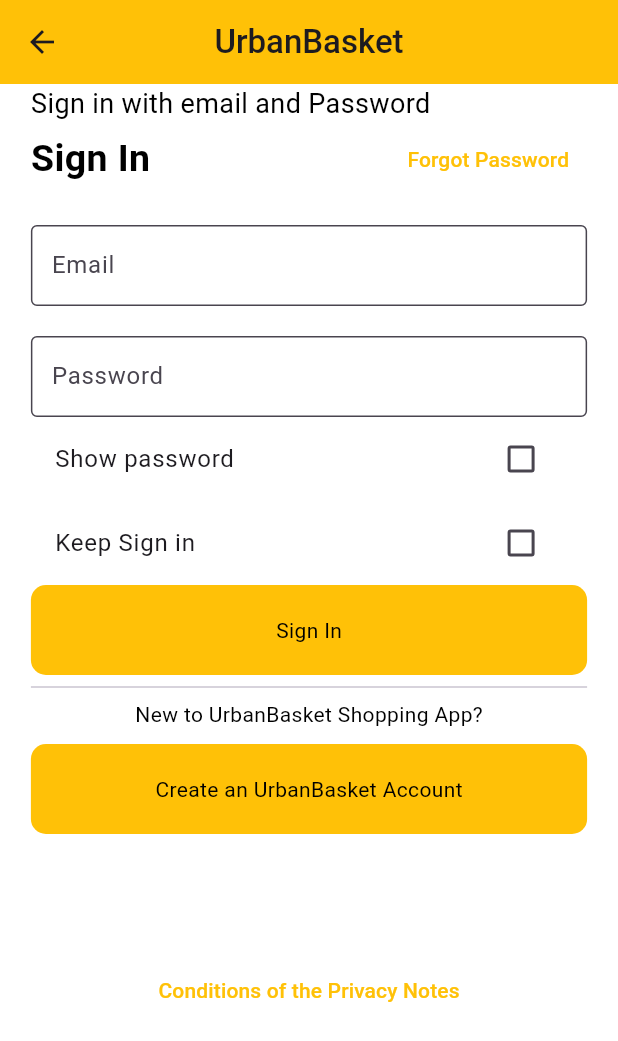
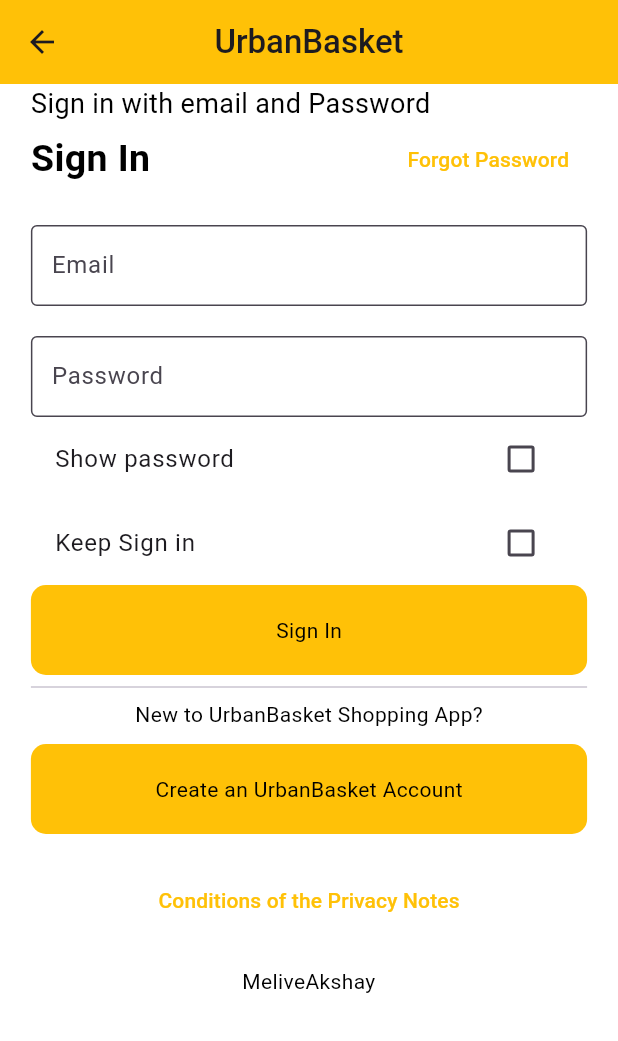
Before and after one commit to AkshayMobileApplicationEngineer/ShopingFlutterApp, a Flutter app: the AuthScreen screen opened by its route, on a phone screen of 412 x 824 dp. Shown: the top 1041 px of the screen. Run offline on Flutter 3.47's test engine with Material 3 defaults, Android fonts, the phone set to English and light mode, and no system bars.

Commit message:
auth screen created a small part

```diff
--- a/lib/view/authScreen.dart
+++ b/lib/view/authScreen.dart
@@ -61,23 +61,16 @@ class _AuthScreenState extends State<AuthScreen> {
                     ],
                   ),
                   const SizedBox(height: 20),
-                  TextField(
+                  _buildTextField(
                     controller: emailController,
-                    decoration: const InputDecoration(
-                      labelText: 'Email',
-                      border: OutlineInputBorder(),
-                    ),
-                    textAlign: TextAlign.center,
-                    keyboardType: TextInputType.emailAddress,
+                    label: 'Email',
+                    isPassword: false,
                   ),
                   const SizedBox(height: 20),
-                  TextField(
+                  _buildTextField(
                     controller: passwordController,
-                    decoration: const InputDecoration(
-                      labelText: 'Password',
-                      border: OutlineInputBorder(),
-                    ),
-                    textAlign: TextAlign.center,
+                    label: 'Password',
+                    isPassword: true,
                     obscureText: !showPassword,
                   ),
                   CheckboxListTile(
@@ -98,7 +91,44 @@ class _AuthScreenState extends State<AuthScreen> {
                     },
                     title: const Text("Keep Sign in"),
                   ),
-                  GestureDetector(
+                  _buildSignInButton(),
+                  const Divider(thickness: 1),
+                  Center(child: const Text("New to UrbanBasket Shopping App?")),
+                  const SizedBox(height: 10),
+                  _buildCreateAccountButton(),
+                  const SizedBox(height: 20), // Add space before the footer
+                  _buildPrivacyButton(),
+                  const SizedBox(height: 20),
+                  const Text("MeliveAkshay", textAlign: TextAlign.center),
+                ],
+              ),
+            ),
+          ),
+        ),
+      ),
+    );
+  }
+
+  Widget _buildTextField({
+    required TextEditingController controller,
+    required String label,
+    required bool isPassword,
+    bool obscureText = false,
+  }) {
+    return TextField(
+      controller: controller,
+      decoration: InputDecoration(
+        labelText: label,
+        border: const OutlineInputBorder(),
+      ),
+      textAlign: TextAlign.center,
+      keyboardType: isPassword ? TextInputType.visiblePassword : TextInputType.emailAddress,
+      obscureText: obscureText,
+    );
+  }
+
+  Widget _buildSignInButton() {
+    return GestureDetector(
       onTap: () {
         // Add your sign-in logic here
         print("Sign In with email: ${emailController.text}");
@@ -109,13 +139,13 @@ class _AuthScreenState extends State<AuthScreen> {
           color: Colors.amber,
         ),
         padding: const EdgeInsets.symmetric(vertical: 20),
-                      child: Center(child: const Text("Sign In")),
+        child: const Center(child: Text("Sign In")),
       ),
-                  ),
-                  const Divider(thickness: 1),
-                  Center(child: const Text("New to UrbanBasket Shopping App?")),
-                  const SizedBox(height: 10),
-                  InkWell(
+    );
+  }
+
+  Widget _buildCreateAccountButton() {
+    return InkWell(
       onTap: () {
         // Navigate to account creation screen
         print("Create an UrbanBasket Account");
@@ -126,23 +156,18 @@ class _AuthScreenState extends State<AuthScreen> {
           borderRadius: BorderRadius.all(Radius.circular(10)),
         ),
         padding: const EdgeInsets.symmetric(vertical: 20),
-                      child: Center(child: const Text("Create an UrbanBasket Account")),
+        child: const Center(child: Text("Create an UrbanBasket Account")),
       ),
-                  ),
-                  const SizedBox(height: 80), // Add some space before the footer
-                  TextButton(
+    );
+  }
+
+  Widget _buildPrivacyButton() {
+    return TextButton(
       onPressed: () {
         // Navigate to privacy notes or show them
         print("Conditions of the Privacy Notes");
       },
       child: const Text("Conditions of the Privacy Notes"),
-                  ),
-                ],
-              ),
-            ),
-          ),
-        ),
-      ),
     );
   }
 }
```
Lines whose indentation alone changed are shown as unchanged.
